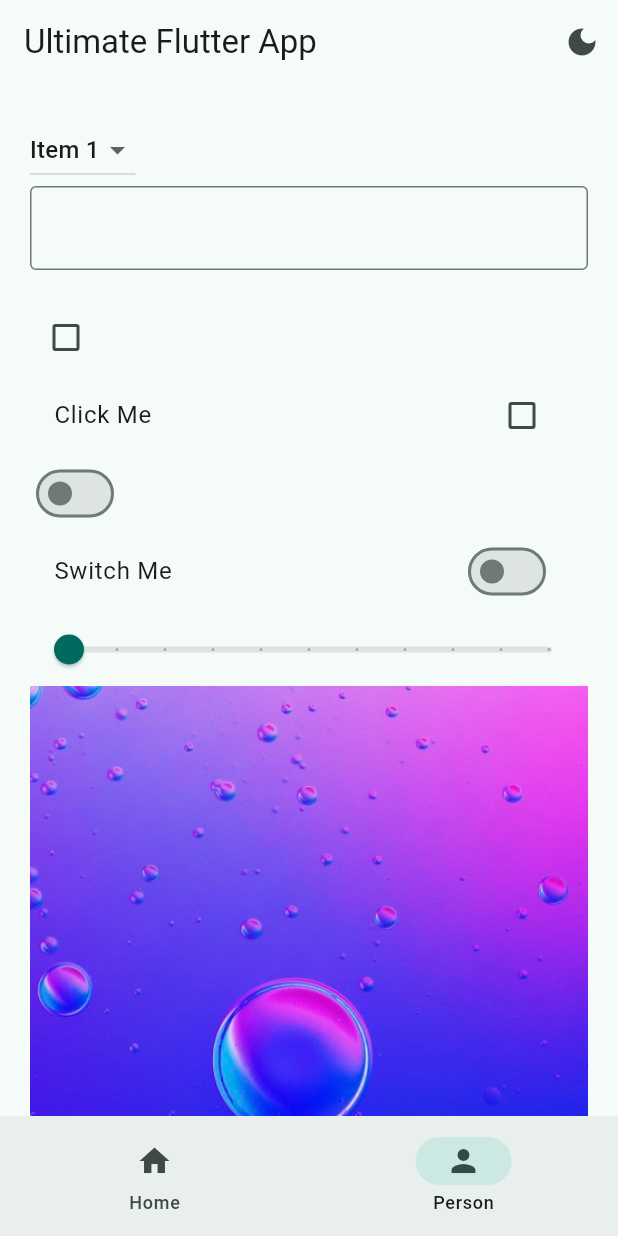
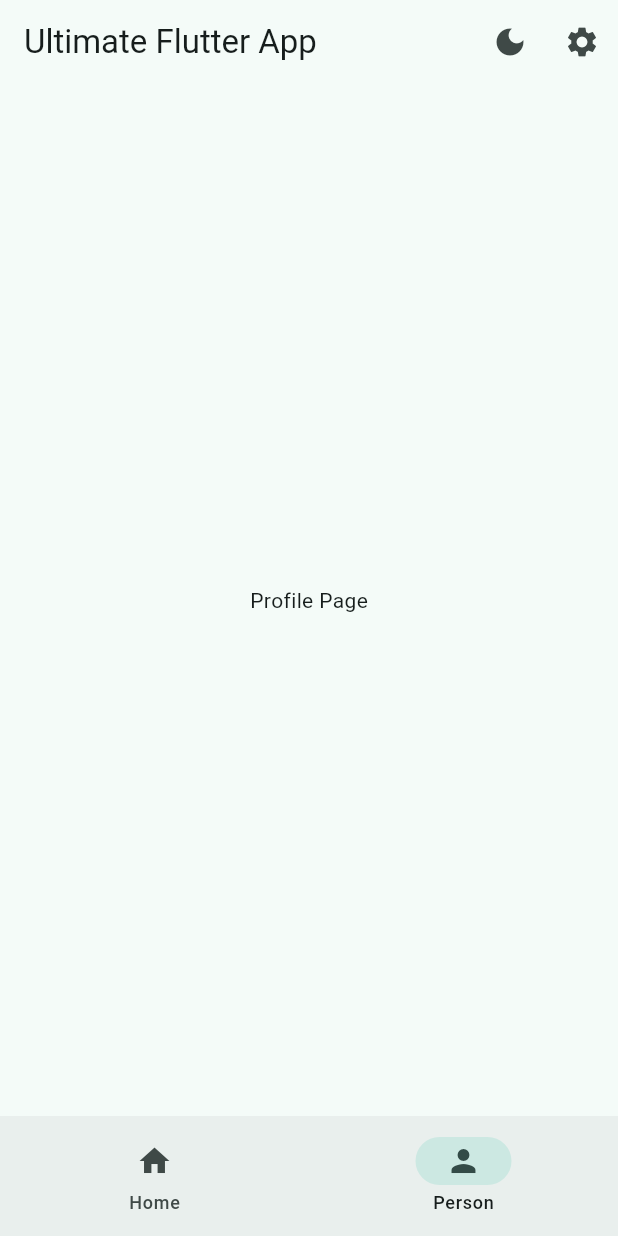
Before and after one commit to macwindow10/ultimate_flutter_app, a Flutter app: the screen it shows after launch, item 2 of the bottom bar chosen, on a phone screen of 412 x 824 dp. Run offline on Flutter 3.47's test engine with Material 3 defaults, Android fonts, the phone set to English and light mode, and no system bars.

```diff
--- a/lib/views/pages/profile_page.dart
+++ b/lib/views/pages/profile_page.dart
@@ -1,120 +1,12 @@
 import 'package:flutter/material.dart';
 
-class ProfilePage extends StatefulWidget {
+class ProfilePage extends StatelessWidget {
   const ProfilePage({super.key});
 
   @override
-  State<ProfilePage> createState() => _ProfilePageState();
-}
-
-class _ProfilePageState extends State<ProfilePage> {
-  TextEditingController controller = TextEditingController();
-  bool? isChecked = false;
-  bool isSwitched = false;
-  double sliderValue = 0.0;
-  String? item = "Item 1";
-
-  @override
   Widget build(BuildContext context) {
-    return SingleChildScrollView(
-      child: Padding(
-        padding: const EdgeInsets.all(20.0),
-        child: Column(
-          crossAxisAlignment: CrossAxisAlignment.start,
-          children: [
-            DropdownButton<String>(
-              items: <String>['Item 1', 'Item 2', 'Item 3'].map((String value) {
-                return DropdownMenuItem<String>(
-                  value: value,
-                  child: Text(value),
-                );
-              }).toList(),
-              onChanged: (value) {
-                print(value);
-                setState(() {
-                  item = value;
-                });
-              },
-              value: item,
-            ),
-            TextField(
-              controller: controller,
-              decoration: InputDecoration(border: OutlineInputBorder()),
-              onEditingComplete: () {},
-            ),
-            Text(controller.text),
-            Checkbox.adaptive(
-              value: isChecked,
-              tristate: true,
-              onChanged: (bool? value) {
-                setState(() {
-                  isChecked = value;
-                });
-              },
-            ),
-            CheckboxListTile.adaptive(
-              value: isChecked,
-              tristate: true,
-              title: const Text('Click Me'),
-              onChanged: (bool? value) {
-                setState(() {
-                  isChecked = value;
-                });
-              },
-            ),
-            Switch.adaptive(
-              value: isSwitched,
-              onChanged: (bool value) {
-                setState(() {
-                  isSwitched = value;
-                });
-              },
-            ),
-            SwitchListTile.adaptive(
-                value: isSwitched,
-                title: const Text('Switch Me'),
-                onChanged: (bool value) {
-                  setState(() {
-                    isSwitched = value;
-                  });
-                }),
-            Slider.adaptive(
-              value: sliderValue,
-              max: 10,
-              divisions: 10,
-              onChanged: (double value) {
-                setState(() {
-                  sliderValue = value;
-                });
-                print(sliderValue);
-              },
-            ),
-            GestureDetector(
-                onTap: () {
-                  print('image clicked');
-                },
-                child: Image.asset('assets/images/bg.jpg')),
-            InkWell(
-              splashColor: Colors.tealAccent,
-              onTap: () {
-                print('inkwell clicked');
-              },
-              child: Container(
-                height: 200,
-                width: double.infinity,
-                color: Colors.lightBlueAccent,
-              ),
-            ),
-            ElevatedButton(
-                onPressed: () {
-                  print('button clicked');
-                },
-                child: const Text('Click Me')),
-            BackButton(),
-            CloseButton(),
-          ],
-        ),
-      ),
+    return const Center(
+      child: Text('Profile Page'),
     );
   }
 }
--- a/lib/views/widget_tree.dart
+++ b/lib/views/widget_tree.dart
@@ -2,6 +2,7 @@ import 'package:flutter/material.dart';
 import 'package:ultimate_flutter_app/data/notifiers.dart';
 import 'package:ultimate_flutter_app/views/pages/home_page.dart';
 import 'package:ultimate_flutter_app/views/pages/profile_page.dart';
+import 'package:ultimate_flutter_app/views/pages/settings_page.dart';
 import 'package:ultimate_flutter_app/views/widgets/navbar_widget.dart';
 
 List<Widget> pages = [
@@ -27,7 +28,16 @@ class WidgetTree extends StatelessWidget {
                 builder: (context, isDarkMode, child) {
                   return Icon(isDarkMode ? Icons.light_mode : Icons.dark_mode);
                 },
-              ))
+              )),
+          IconButton(
+              onPressed: () {
+                Navigator.push(context, MaterialPageRoute(
+                  builder: (context) {
+                    return SettingsPage();
+                  },
+                ));
+              },
+              icon: Icon(Icons.settings))
         ],
       ),
       body: ValueListenableBuilder(
```
Also changed, not shown: lib/views/pages/settings_page.dart (added, +124 -0 lines).
